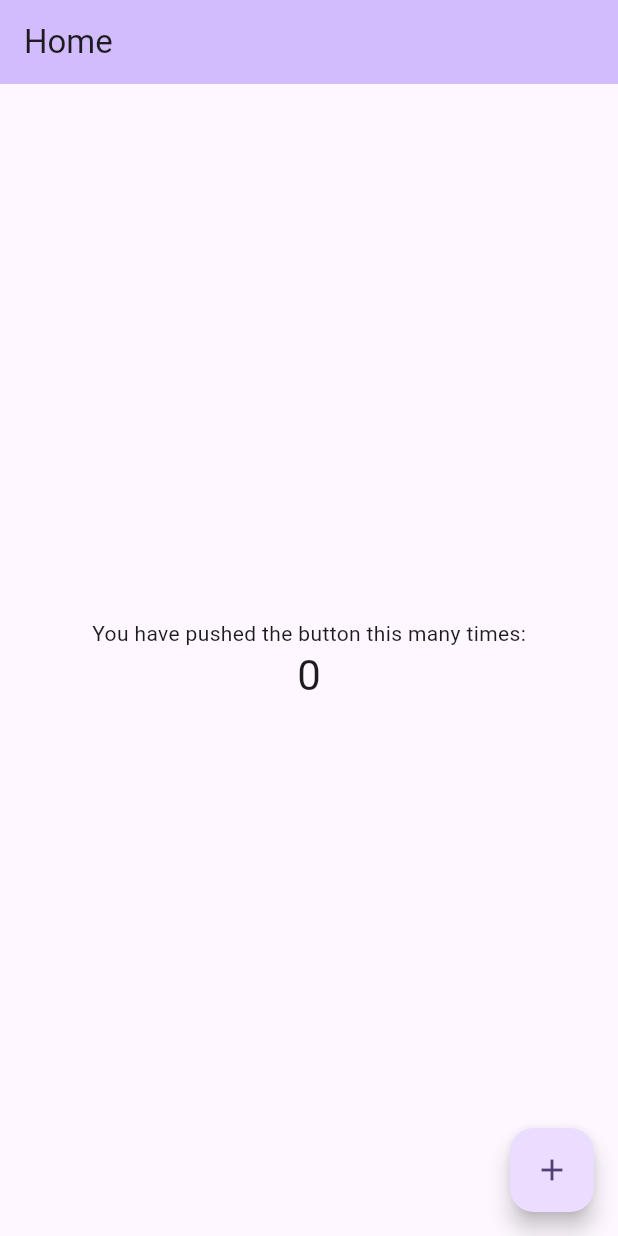
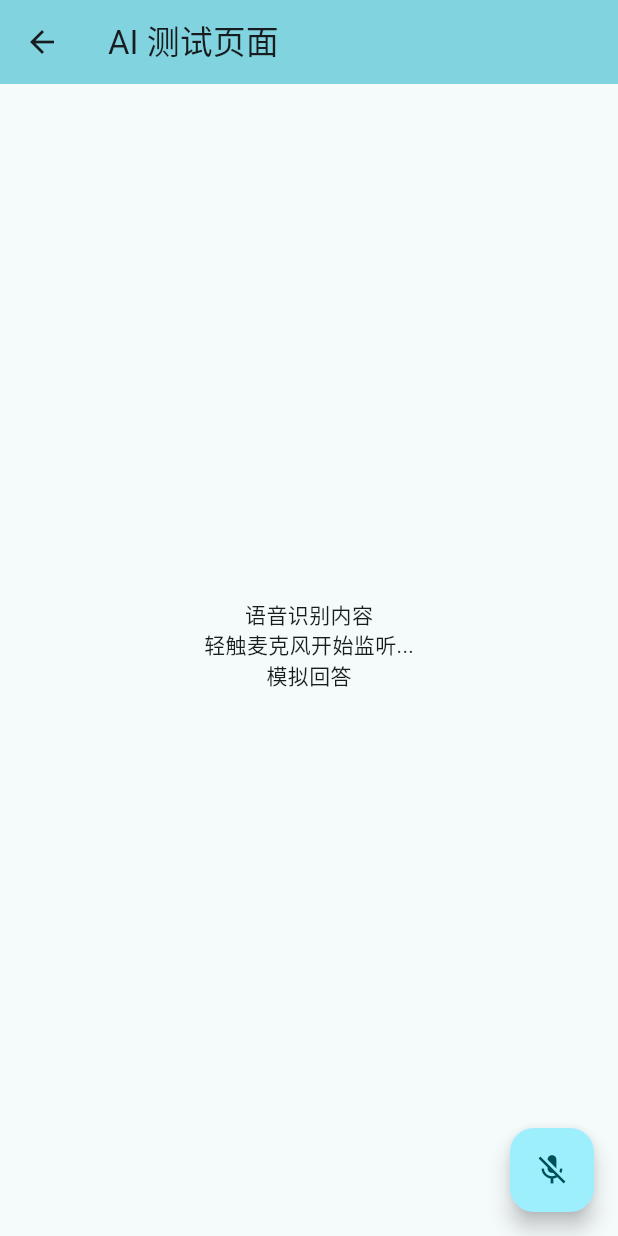
Before and after one commit to dyb881/flutter_app, a Flutter app: the screen it shows after launch, on a phone screen of 412 x 824 dp. Run offline on Flutter 3.47's test engine with Material 3 defaults, Android fonts, the phone set to English and light mode, and no system bars; our stand-ins replace get, speech_to_text.

Commit message:
添加默认 demo

```diff
--- a/lib/main.dart
+++ b/lib/main.dart
@@ -3,6 +3,7 @@ import 'package:get/get.dart';
 import 'package:flutter_app/stores/stores.dart';
 import 'package:flutter_app/pages/home/home_page.dart';
 import 'package:flutter_app/pages/user/user_page.dart';
+import 'package:flutter_app/pages/ai/ai_page.dart';
 
 void main() {
   runApp(const MyApp());
@@ -17,14 +18,15 @@ class MyApp extends StatelessWidget {
     return GetMaterialApp(
         title: 'Flutter APP',
         theme: ThemeData(
-          colorScheme: ColorScheme.fromSeed(seedColor: Colors.deepPurple),
+          colorScheme: ColorScheme.fromSeed(seedColor: Colors.white),
           useMaterial3: true,
         ),
         initialBinding: StoresBinding(),
-        initialRoute: '/',
+        initialRoute: '/ai',
         routes: {
           '/': (context) => HomePage(),
           '/user': (context) => UserPage(),
+          '/ai': (context) => AiPage(),
         });
   }
 }
--- /dev/null
+++ b/lib/pages/ai/ai_page.dart
@@ -0,0 +1,93 @@
+import 'package:flutter/material.dart';
+import 'package:speech_to_text/speech_recognition_result.dart';
+import 'package:speech_to_text/speech_to_text.dart';
+
+class AiPage extends StatefulWidget {
+  const AiPage({super.key});
+
+  @override
+  State<AiPage> createState() => _AiPageState();
+}
+
+class _AiPageState extends State<AiPage> {
+  SpeechToText _speechToText = SpeechToText();
+  bool _speechEnabled = false;
+  String _lastWords = '';
+  String _lastAnswer = '';
+
+  @override
+  void initState() {
+    super.initState();
+    _initSpeech();
+  }
+
+  /// This has to happen only once per app
+  void _initSpeech() async {
+    _speechEnabled = await _speechToText.initialize();
+    setState(() {});
+  }
+
+  /// Each time to start a speech recognition session
+  void _startListening() async {
+    await _speechToText.listen(onResult: _onSpeechResult);
+    setState(() {});
+  }
+
+  /// Manually stop the active speech recognition session
+  /// Note that there are also timeouts that each platform enforces
+  /// and the SpeechToText plugin supports setting timeouts on the
+  /// listen method.
+  void _stopListening() async {
+    await _speechToText.stop();
+    setState(() {});
+  }
+
+  /// This is the callback that the SpeechToText plugin calls when
+  /// the platform returns recognized words.
+  void _onSpeechResult(SpeechRecognitionResult result) {
+    setState(() {
+      _lastWords = result.recognizedWords;
+      _lastAnswer = '请问有什么可以帮助你';
+    });
+  }
+
+  @override
+  Widget build(BuildContext context) {
+    return Scaffold(
+      appBar: AppBar(
+        backgroundColor: Theme.of(context).colorScheme.inversePrimary,
+        title: Text('AI 测试页面'),
+      ),
+      body: Center(
+        child: Column(
+          mainAxisAlignment: MainAxisAlignment.center,
+          children: <Widget>[
+            Text(
+              '语音识别内容',
+            ),
+            Text(
+              _speechToText.isListening
+                  ? _lastWords
+                  : _speechEnabled
+                      ? '轻触麦克风开始监听...'
+                      : '语音不可用',
+            ),
+            Text(
+              '模拟回答',
+            ),
+            Text(
+              _lastAnswer,
+            ),
+          ],
+        ),
+      ),
+      floatingActionButton: FloatingActionButton(
+        onPressed:
+            // If not yet listening for speech start, otherwise stop
+            _speechToText.isNotListening ? _startListening : _stopListening,
+        tooltip: 'Listen',
+        child: Icon(_speechToText.isNotListening ? Icons.mic_off : Icons.mic),
+      ),
+    );
+  }
+}
--- a/pubspec.yaml
+++ b/pubspec.yaml
@@ -35,6 +35,7 @@ dependencies:
   # Use with the CupertinoIcons class for iOS style icons.
   cupertino_icons: ^1.0.8
   get: ^4.6.6
+  speech_to_text: ^7.0.0
 
 dev_dependencies:
   flutter_test:
```
Also changed, not shown: pubspec.lock, 12 other files.
